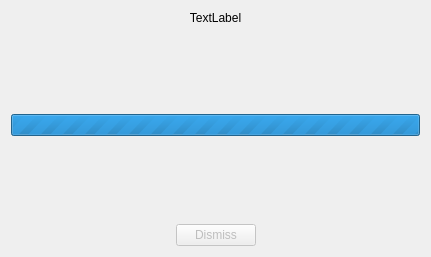
VisIVOLab/ViaLacteaVisualAnalytics, file Code/ui/loadingwidget.ui: the form before one commit.
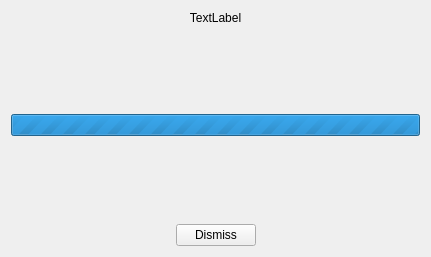
The form after the commit.

Commit message: Dismiss button on loading window cancels the download

```diff
--- a/Code/ui/loadingwidget.ui
+++ b/Code/ui/loadingwidget.ui
@@ -78,7 +78,7 @@
 <item>
 <widget class="QPushButton" name="dismissPushButton">
 <property name="enabled">
-<bool>false</bool>
+        <bool>true</bool>
 </property>
 <property name="text">
 <string>Dismiss</string>
```
Lines whose indentation alone changed are shown as unchanged. The commit also changes 3 other files.
